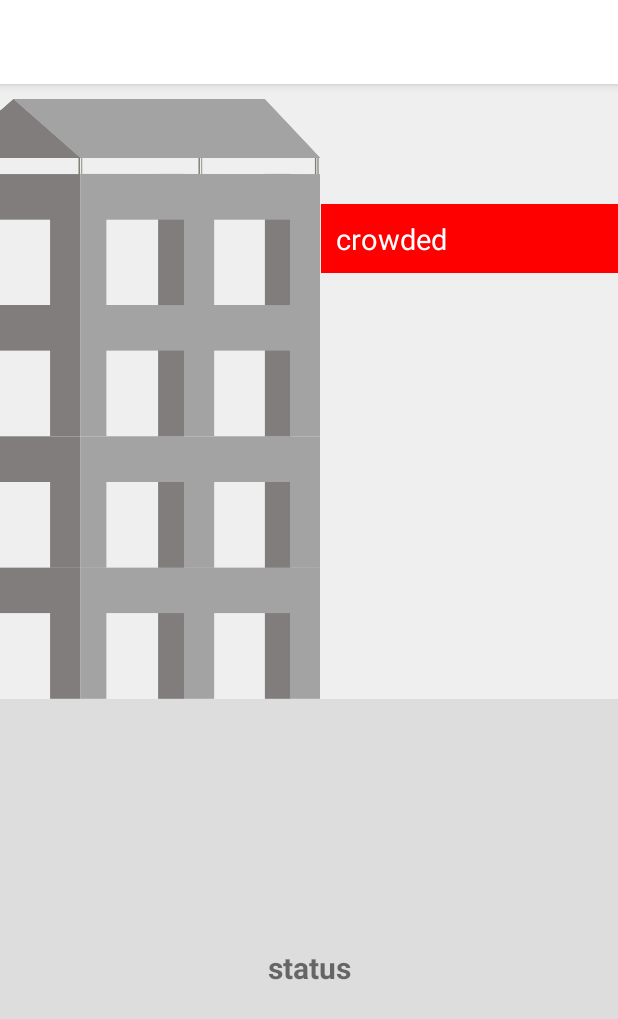
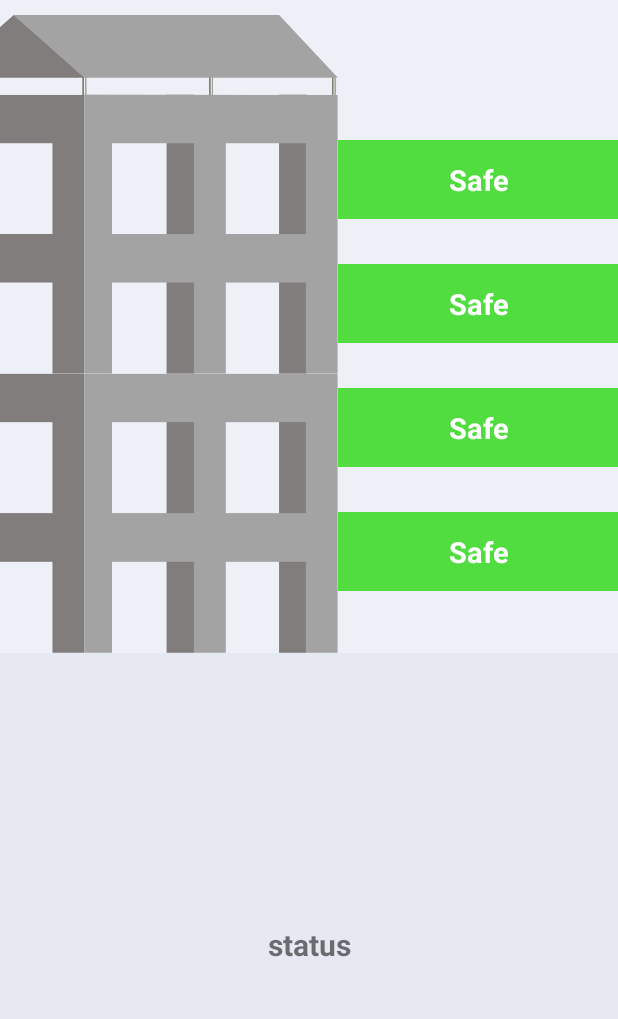
Before and after one commit to MohamedA95/Wajjeh, an Android app: the screen it shows after launch (MainActivity), on a phone screen of 412 x 824 dp. Shown: the top 1019 px of the screen. Run offline under Robolectric (Android 15) with nearby library versions, the phone set to English and light mode, and no system bars; our stand-ins replace Firebase (no records; nobody signed in at launch, a user with empty details on screens opened directly); 4 statements that could not run were skipped.

Commit message:
pre-final

```diff
--- a/Android/app/build.gradle
+++ b/Android/app/build.gradle
@@ -29,3 +29,4 @@ dependencies {
     androidTestImplementation 'com.android.support.test:runner:1.0.1'
     androidTestImplementation 'com.android.support.test.espresso:espresso-core:3.0.1'
 }
+apply plugin: 'com.google.gms.google-services'
--- a/Android/app/src/main/java/com/psau/wajjeh/MainActivity.java
+++ b/Android/app/src/main/java/com/psau/wajjeh/MainActivity.java
@@ -1,20 +1,74 @@
 package com.psau.wajjeh;
 
+import android.graphics.Color;
+import android.support.annotation.NonNull;
 import android.support.v7.app.AppCompatActivity;
 import android.os.Bundle;
+import android.widget.TextView;
+
+import com.google.firebase.database.DataSnapshot;
+import com.google.firebase.database.DatabaseError;
+import com.google.firebase.database.DatabaseReference;
+import com.google.firebase.database.FirebaseDatabase;
+import com.google.firebase.database.ValueEventListener;
 
 public class MainActivity extends AppCompatActivity {
 
+
+    TextView floor1, floor2, floor3, floor4, general;
+
+    DatabaseReference ref = FirebaseDatabase.getInstance().getReference();
     @Override
     protected void onCreate(Bundle savedInstanceState) {
         super.onCreate(savedInstanceState);
         setContentView(R.layout.activity_main);
 
 
+        floor1 = findViewById(R.id.floorOne);
+        floor2 = findViewById(R.id.floorTwo);
+        floor3 = findViewById(R.id.floorThree);
+        floor4 = findViewById(R.id.floorFour);
+
+        general  = findViewById(R.id.generalStatus);
 
 
 
+        ref.child("floors").addValueEventListener(new ValueEventListener() {
+            @Override
+            public void onDataChange(@NonNull DataSnapshot dataSnapshot) {
+                String[] values = new String[10];
+                int counter = 0;
+                for (DataSnapshot s : dataSnapshot.getChildren()){
+                    values[counter++] = s.getValue(String.class);
+                }
 
+                showValues (values);
+            }
+
+            @Override
+            public void onCancelled(@NonNull DatabaseError databaseError) {
+
+            }
+        });
+    }
+
+    private void showValues (String[] values){
+
+        boolean f1 = values[0].equals("croud");
+        floor1.setText(getString(f1 ? R.string.crowded : R.string.not_crowded));
+        floor1.setBackgroundColor(Color.parseColor(f1 ? "#f21633" : "#51dc3f"));
+
+        boolean f2 = values[1].equals("croud");
+        floor2.setText(getString(f2 ? R.string.crowded : R.string.not_crowded));
+        floor2.setBackgroundColor(Color.parseColor(f2 ? "#f21633" : "#51dc3f"));
+
+        boolean f3 = values[2].equals("croud");
+        floor3.setText(getString(f3 ? R.string.crowded : R.string.not_crowded));
+        floor3.setBackgroundColor(Color.parseColor(f3 ? "#f21633" : "#51dc3f"));
+
+        boolean f4 = values[3].equals("croud");
+        floor4.setText(getString(f4 ? R.string.crowded : R.string.not_crowded));
+        floor4.setBackgroundColor(Color.parseColor(f4 ? "#f21633" : "#51dc3f"));
 
 
     }
--- a/Android/app/src/main/res/layout/activity_main.xml
+++ b/Android/app/src/main/res/layout/activity_main.xml
@@ -2,15 +2,16 @@
 <RelativeLayout
     xmlns:android="http://schemas.android.com/apk/res/android"
     android:layout_width="match_parent"
-    android:background="#efefef"
+    android:background="#eef0f7"
     android:layout_height="match_parent">
-
 
 
     <ImageView
 
-        android:layout_width="214dp"
-        android:layout_height="400dp"
+        android:layout_width="225dp"
+        android:layout_height="425dp"
+        android:scaleType="fitXY"
+        android:adjustViewBounds="true"
         android:layout_marginTop="10dp"
         android:id="@+id/buildingImage"
         android:src="@drawable/build" />
@@ -19,19 +20,51 @@
     <TextView
         android:layout_width="match_parent"
         android:layout_height="wrap_content"
-        android:layout_marginTop="80dp"
+        android:layout_marginTop="93dp"
         android:layout_toRightOf="@id/buildingImage"
-        android:background="#f00"
-        android:padding="10dp"
-        android:text="@string/crowded"
-        android:textColor="#fff"
-        android:textSize="19sp" />
+        android:id="@+id/floorOne"
+        style="@style/FlagStyle"
+        />
+
+
+    <TextView
+        android:layout_width="match_parent"
+        android:layout_height="wrap_content"
+        android:layout_marginTop="30dp"
+        android:layout_toRightOf="@id/buildingImage"
+        android:layout_below="@id/floorOne"
+        android:id="@+id/floorTwo"
+        style="@style/FlagStyle"
+        />
+
+
+    <TextView
+        android:layout_width="match_parent"
+        android:layout_height="wrap_content"
+        android:layout_marginTop="30dp"
+        android:layout_toRightOf="@id/buildingImage"
+        android:layout_below="@id/floorTwo"
+        android:id="@+id/floorThree"
+        style="@style/FlagStyle"
+        />
+
+
+
+    <TextView
+        android:layout_width="match_parent"
+        android:layout_height="wrap_content"
+        android:layout_marginTop="30dp"
+        android:layout_toRightOf="@id/buildingImage"
+        android:layout_below="@id/floorThree"
+        android:id="@+id/floorFour"
+        style="@style/FlagStyle"
+        />
 
 
 
     <RelativeLayout
         android:layout_below="@id/buildingImage"
-        android:background="#ddd"
+        android:background="#e6e8f2"
         android:layout_width="match_parent"
         android:layout_height="match_parent">
 
@@ -41,6 +74,7 @@
             android:gravity="center"
             android:text="status"
             android:textStyle="bold"
+            android:id="@+id/generalStatus"
             android:textSize="20sp"
             android:layout_centerVertical="true"
             android:layout_height="wrap_content" />
--- a/Android/app/src/main/res/values/colors.xml
+++ b/Android/app/src/main/res/values/colors.xml
@@ -1,6 +1,8 @@
 <?xml version="1.0" encoding="utf-8"?>
 <resources>
-    <color name="colorPrimary">#ffffff</color>
-    <color name="colorPrimaryDark">#e3e6f4</color>
+    <color name="colorPrimary">#33aff2</color>
+    <color name="colorPrimaryDark">#656f9f</color>
     <color name="colorAccent">#FF4081</color>
+    <color name="crowdedRed">#f21633</color>
+    <color name="notCrowdedGreen">#51dc3f</color>
 </resources>
--- a/Android/app/src/main/res/values/strings.xml
+++ b/Android/app/src/main/res/values/strings.xml
@@ -1,5 +1,5 @@
 <resources>
     <string name="app_name">Wajjeh</string>
-    <string name="crowded">crowded</string>
-    <string name="not">safe</string>
+    <string name="crowded">Crowded</string>
+    <string name="not_crowded">Safe</string>
 </resources>
--- a/Android/app/src/main/res/values/styles.xml
+++ b/Android/app/src/main/res/values/styles.xml
@@ -1,12 +1,25 @@
 <resources>
 
     <!-- Base application theme. -->
-    <style name="AppTheme" parent="Theme.AppCompat.Light.DarkActionBar">
+    <style name="AppTheme" parent="Theme.AppCompat.DayNight.NoActionBar">
         <!-- Customize your theme here. -->
         <item name="colorPrimary">@color/colorPrimary</item>
         <item name="colorPrimaryDark">@color/colorPrimaryDark</item>
         <item name="colorAccent">@color/colorAccent</item>
-        <item name="android:titleTextColor">#000</item>
     </style>
 
+
+    <style name="FlagStyle">
+        <item name="android:textColor">#ffffff</item>
+        <item name="android:paddingBottom">13dp</item>
+        <item name="android:paddingTop">13dp</item>
+        <item name="android:paddingRight">40dp</item>
+        <item name="android:paddingLeft">40dp</item>
+        <item name="android:textSize">19sp</item>
+        <item name="android:textStyle">bold</item>
+        <item name="android:gravity">center</item>
+        <item name="android:text">@string/not_crowded</item>
+        <item name="android:background">@color/notCrowdedGreen</item>
+        <item name="android:layout_alignParentRight">true</item>
+    </style>
 </resources>
--- a/Android/build.gradle
+++ b/Android/build.gradle
@@ -9,6 +9,7 @@ buildscript {
     dependencies {
         classpath 'com.android.tools.build:gradle:3.1.3'
 
+        classpath 'com.google.gms:google-services:4.0.1' // google-services plugin
 
         // NOTE: Do not place your application dependencies here; they belong
         // in the individual module build.gradle files
```
